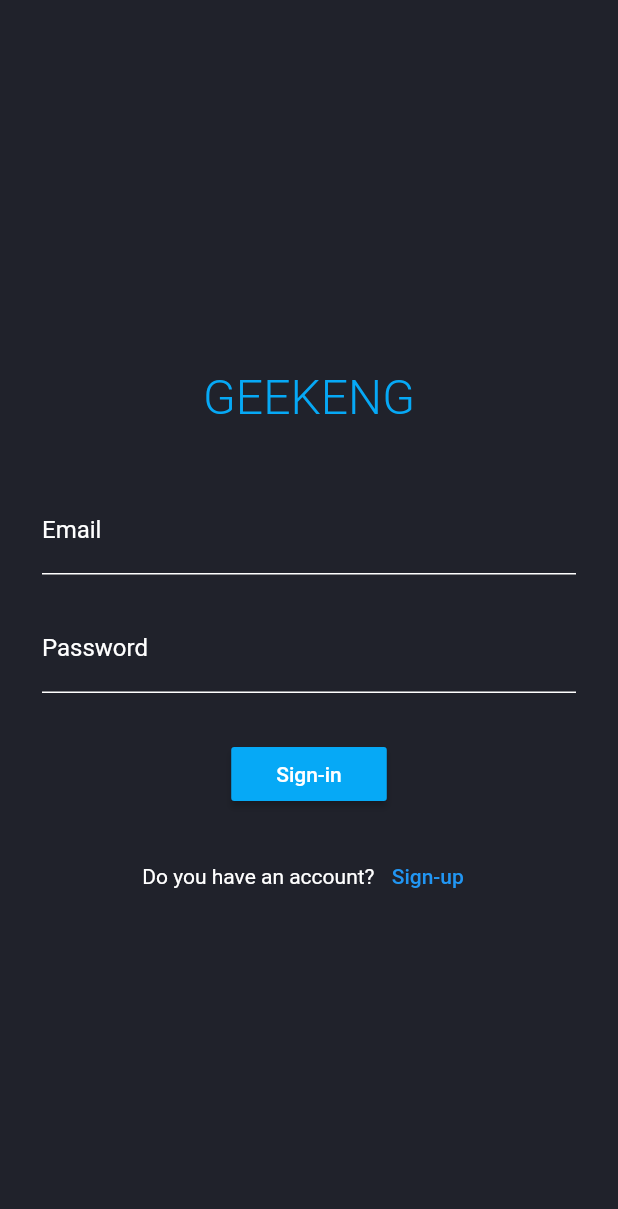
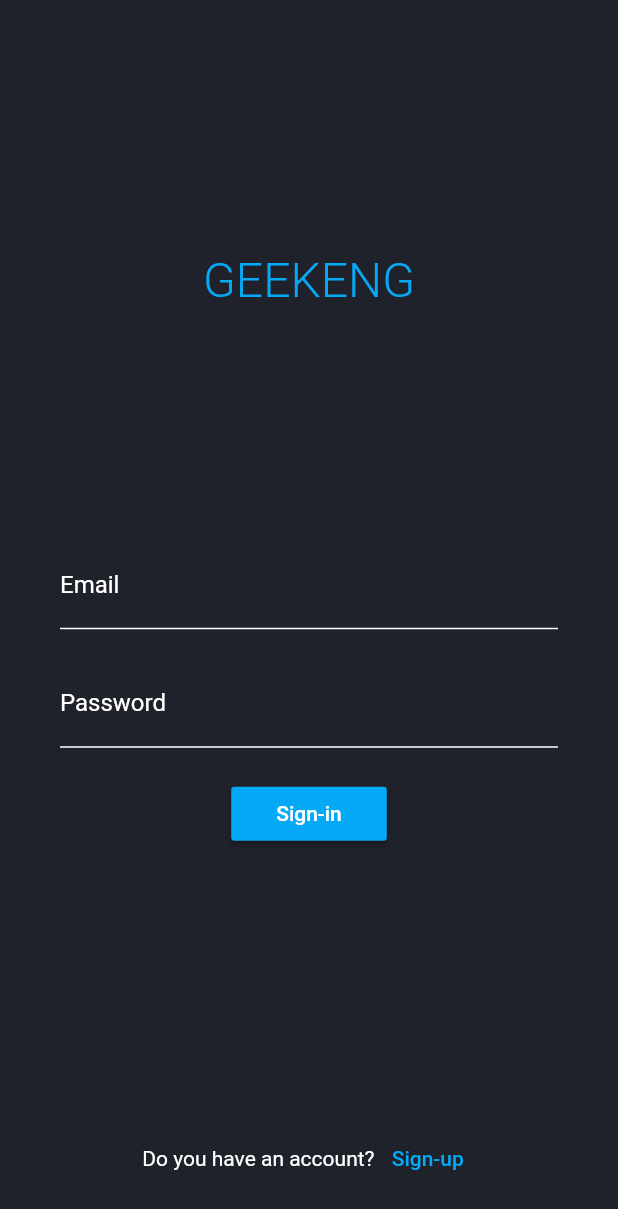
Before and after one commit to Qudecim/geekeng_app, a Flutter app: the screen it shows after launch, after a tap on "Sign-in", on a phone screen of 412 x 824 dp. Shown: the top 1209 px of the screen. Run offline on Flutter 3.47's test engine with Material 2 defaults, Android fonts, the phone set to English and light mode, and no system bars; our stand-ins replace shared_preferences; network calls fail.

Commit message:
Styling auth page

```diff
--- a/lib/backend.dart
+++ b/lib/backend.dart
@@ -2,13 +2,44 @@ import 'dart:convert';
 import 'package:http/http.dart' as http;
 import 'package:geekeng/shared_preferences_util.dart';
 
+import 'dart:io';
+
+
 
 class Backend {
 
-  static signin(String login, String password) async {
+  static signin(String email, String password) async {
     var url = Uri.parse('http://192.168.0.103/api/sign_in');
-    var response = await http.post(url, body: {'login': login, 'password': password});
+
+    //var response1 = await http.get(Uri.parse('http://192.168.0.103/sanctum/csrf-cookie'));
+
+    var response = await http.post(url,
+      body: json.encode({'email': email, 'password': password}),
+      headers: {
+        "Content-Type": "application/json",
+        "Accept": "application/json"
+      },
+    );
+
     var data = await jsonDecode(response.body);
+
+
+    // Map jsonMap = {'email': email, 'password': password};
+
+    // HttpClient httpClient = new HttpClient();
+    // HttpClientRequest request = await httpClient.postUrl(Uri.parse('http://192.168.0.103/api/sign_in'));
+    // request.followRedirects = true;
+    // request.headers.set('content-type', 'application/json');
+    // request.headers.set('Accept', 'application/json');
+    // //Accept: application/json
+    // request.add(utf8.encode(json.encode(jsonMap)));
+    // HttpClientResponse response = await request.close();
+    // // todo - you should check the response.statusCode
+    // String reply = await response.transform(utf8.decoder).join();
+    // print(reply);
+    // httpClient.close();
+    // return false;
+
 
     if (!data['success']) {
       return false;
--- a/lib/main.dart
+++ b/lib/main.dart
@@ -2,6 +2,7 @@ import 'package:flutter/material.dart';
 import 'package:geekeng/pages/auth_page.dart';
 import 'package:geekeng/shared_preferences_util.dart';
 import 'package:geekeng/pages/home_page.dart';
+import 'package:geekeng/style.dart';
 
 
 void main() => runApp(MyApp());
@@ -28,7 +29,7 @@ class _MyApp extends State<MyApp> {
     return MaterialApp(
       title: 'GeekEng',
       theme: ThemeData(
-        scaffoldBackgroundColor: Color.fromARGB(255, 32, 34, 43),
+        scaffoldBackgroundColor: MainStyle.background
         //fontFamily: 'Montserrat',
       ),
       home: FutureBuilder<dynamic>(
--- a/lib/pages/auth_page.dart
+++ b/lib/pages/auth_page.dart
@@ -28,12 +28,12 @@ class _AuthPage extends State<AuthPage> {
       body: Container(
         margin: const EdgeInsets.only(left: 20.0, right: 20.0),
         child: Column(
-          mainAxisAlignment: MainAxisAlignment.center,
-          crossAxisAlignment: CrossAxisAlignment.center,
           children: <Widget>[
-            const Padding(
-              padding: EdgeInsets.symmetric(vertical: 30),
-              child: Text(
+            Expanded(
+              flex: 2,
+              child: Container(
+                alignment: Alignment.bottomCenter,
+                child: const Text(
                   'GEEKENG',
                   style: TextStyle(
                 color: MainStyle.main,
@@ -42,43 +42,52 @@ class _AuthPage extends State<AuthPage> {
                 ),
                 ),
               ),
-            Padding(
-              padding: const EdgeInsets.symmetric(horizontal: 8, vertical: 10),
+            ),
+            Expanded(
+              flex: 5,
+              child: Container(
+                alignment: Alignment.bottomRight,
+                child: Column(
+                  mainAxisAlignment: MainAxisAlignment.center,
+                  children: [
+                    Container(
+                      margin: const EdgeInsets.symmetric(vertical: 10, horizontal: 20),
                       child: TextField(
                         controller: _loginController,
                         style: TextStyle(color: Colors.white),
-                decoration: const InputDecoration(
+                        decoration: InputDecoration(
                           enabledBorder: UnderlineInputBorder(
-                      borderSide: BorderSide(color: Colors.white),
+                              borderSide: BorderSide(color: !isErrorAuth?Colors.white:MainStyle.mainError),
                           ),
                           focusedBorder: UnderlineInputBorder(
-                      borderSide: BorderSide(color: MainStyle.main),
+                              borderSide: BorderSide(color: !isErrorAuth?MainStyle.main:MainStyle.mainError),
                           ),
                           labelText: 'Email',
                           labelStyle: TextStyle(color: Colors.white),
                           floatingLabelStyle: TextStyle(color: MainStyle.main),
                         ),
-              )
                       ),
-            Padding(
-              padding: const EdgeInsets.symmetric(horizontal: 8, vertical: 10),
+                    ),
+                    Container(
+                      margin: const EdgeInsets.symmetric(vertical: 10, horizontal: 20),
                       child: TextField(
                         controller: _passwordController,
-              decoration: const InputDecoration(
+                        style: TextStyle(color: Colors.white),
+                        decoration: InputDecoration(
                             enabledBorder: UnderlineInputBorder(
-                      borderSide: BorderSide(color: Colors.white),
+                                borderSide: BorderSide(color: !isErrorAuth?Colors.white:MainStyle.mainError),
                             ),
-                  focusedBorder: UnderlineInputBorder(
-                      borderSide: BorderSide(color: MainStyle.main),
+                            focusedBorder:  UnderlineInputBorder(
+                                borderSide: BorderSide(color: !isErrorAuth?MainStyle.main:MainStyle.mainError),
                             ),
                             labelText: 'Password',
                             labelStyle: TextStyle(color: Colors.white),
                             floatingLabelStyle: TextStyle(color: MainStyle.main),
                           ),
-              )
                         ),
-            Padding(
-              padding: const EdgeInsets.symmetric(vertical: 20),
+                    ),
+                    Container(
+                      margin: const EdgeInsets.symmetric(vertical: 10),
                       child: ElevatedButton(
                         style: ElevatedButton.styleFrom(
                           primary: MainStyle.main, // background
@@ -93,7 +102,8 @@ class _AuthPage extends State<AuthPage> {
                               .then(
                                 (answer) => {
                                   if (!answer) {
-                            _showErrorAuth()
+                                    _showErrorAuth(),
+                                    print('aaaauth')
                                   } else {
                                     widget.refreshHome()
                                   }
@@ -102,8 +112,14 @@ class _AuthPage extends State<AuthPage> {
                           },
                         child: Text('Sign-in'),
                       ),
+                    )
+                  ],
                 ),
-            Row(
+              ),
+            ),
+            Expanded(
+              flex:1,
+              child: Row(
                 mainAxisAlignment: MainAxisAlignment.center,
                 children: <Widget>[
                   const Text(
@@ -117,17 +133,24 @@ class _AuthPage extends State<AuthPage> {
                       //print(isErrorAuth);
                       widget.refreshHome();
                     },
-                  child: Text('Sign-up'),
+                    child: const Text(
+                      'Sign-up',
+                      style: TextStyle(
+                        color: MainStyle.main
+                      )
+                      ),
                   ),
                 ],
               ),
-            Visibility(
-              child: const Text(
-                'Oooops',
-                style: TextStyle(color: Colors.red),
-              ),
-              visible: isErrorAuth,
-            ),
+            )
+
+            // Visibility(
+            //   child: const Text(
+            //     'Oooops',
+            //     style: TextStyle(color: Colors.red),
+            //   ),
+            //   visible: isErrorAuth,
+            // ),
           ]
         )
       )
--- a/lib/style.dart
+++ b/lib/style.dart
@@ -2,7 +2,10 @@ import 'package:flutter/material.dart';
 
 class MainStyle {
 
-  static const background = const Color.fromARGB(255, 6, 169, 246);
+  static const background = Color.fromARGB(255, 32, 34, 43);
   static const main = const Color.fromARGB(255, 6, 169, 246);
+  //static const main = Color.fromARGB(255, 202, 84, 84);
   static const mainText = Color.fromARGB(255, 255, 255, 255);
+  static const mainError = Color.fromARGB(255, 255, 0, 0);
+
 }
```
Lines whose indentation alone changed are shown as unchanged.
